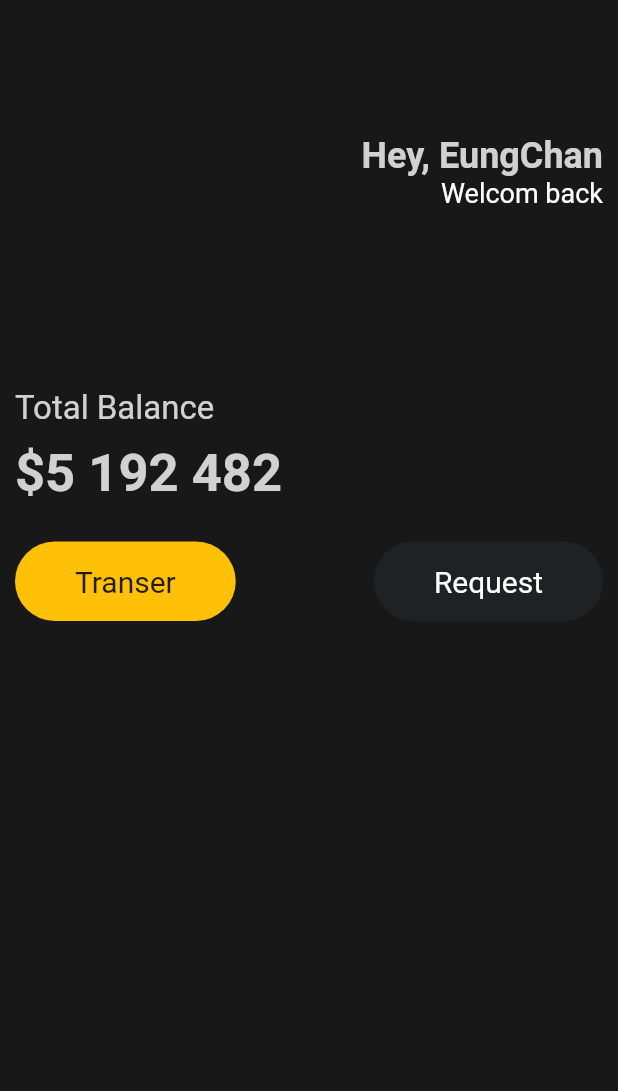
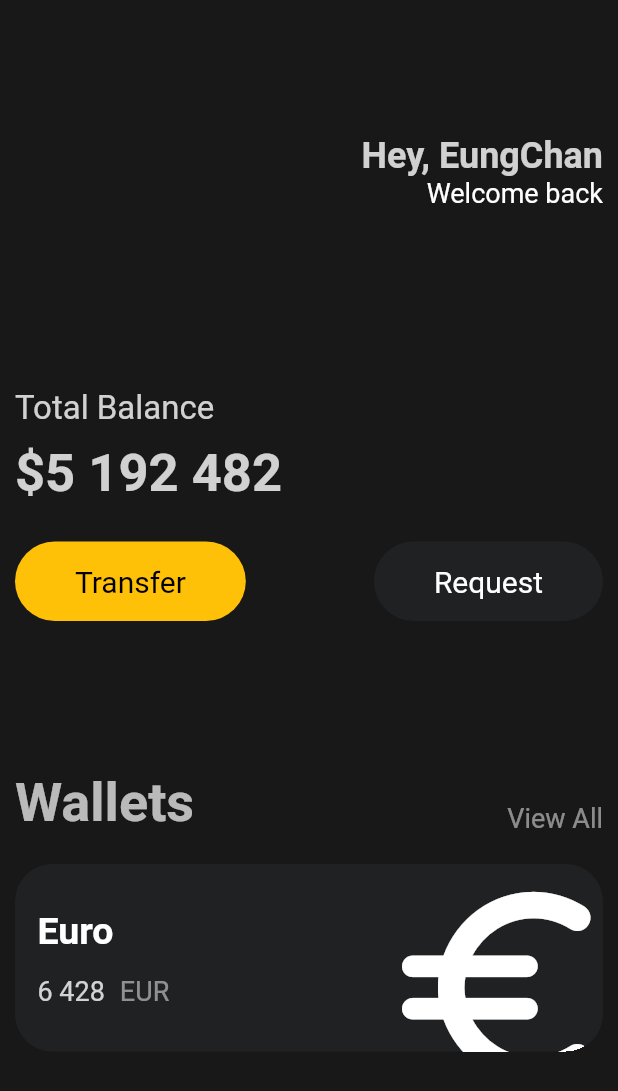
Before and after one commit to yeschan119/mini-projects, a Flutter app: the screen it shows after launch, on a phone screen of 412 x 824 dp. Shown: the top 1091 px of the screen. Run offline on Flutter 3.47's test engine with Material 2 defaults, Android fonts, the light colour scheme and no system bars.

Commit message:
clip, transfor ..

```diff
--- a/banking_app/lib/main.dart
+++ b/banking_app/lib/main.dart
@@ -1,3 +1,4 @@
+import 'package:banking_app/widgets/button.dart';
 import 'package:flutter/material.dart';
 
 void main() {
@@ -35,7 +36,7 @@ class App extends StatelessWidget {
                         ),
                       ),
                       const Text(
-                        'Welcom back',
+                        'Welcome back',
                         style: TextStyle(
                           color: Colors.white,
                           fontSize: 18,
@@ -69,48 +70,114 @@ class App extends StatelessWidget {
               const SizedBox(
                 height: 25,
               ),
-              Row(
+              const Row(
                 mainAxisAlignment: MainAxisAlignment.spaceBetween,
                 children: [
-                  Container(
-                    decoration: BoxDecoration(
-                      color: Colors.amber,
-                      borderRadius: BorderRadius.circular(45),
+                  Button(
+                    text: 'Transfer',
+                    bgColor: Colors.amber,
+                    textColor: Colors.black,
                   ),
-                    child: const Padding(
-                      padding: EdgeInsets.symmetric(
-                        horizontal: 40,
-                        vertical: 15,
+                  Button(
+                    text: 'Request',
+                    bgColor: Color(0xFF1F2123),
+                    textColor: Colors.white,
                   ),
-                      child: Text(
-                        'Transer',
+                ],
+              ),
+              const SizedBox(
+                height: 100,
+              ),
+              Row(
+                crossAxisAlignment: CrossAxisAlignment.end,
+                mainAxisAlignment: MainAxisAlignment.spaceBetween,
+                children: [
+                  Text(
+                    'Wallets',
                     style: TextStyle(
-                          fontSize: 20,
+                      color: Colors.white.withOpacity(0.7),
+                      fontSize: 36,
+                      fontWeight: FontWeight.bold,
                     ),
                   ),
+                  Text(
+                    'View All',
+                    style: TextStyle(
+                      fontSize: 18,
+                      color: Colors.white.withOpacity(0.5),
+                    ),
+                  )
+                ],
+              ),
+              const SizedBox(
+                height: 20,
+              ),
+              Container(
+                clipBehavior: Clip.hardEdge,
+                decoration: BoxDecoration(
+                  color: const Color(0xFF1F2123),
+                  borderRadius: BorderRadius.circular(25),
+                ),
+                child: Padding(
+                  padding: const EdgeInsets.symmetric(
+                    vertical: 20,
+                    horizontal: 15,
+                  ),
+                  child: Row(
+                    mainAxisAlignment: MainAxisAlignment.spaceBetween,
+                    children: [
+                      Column(
+                        crossAxisAlignment: CrossAxisAlignment.start,
+                        children: [
+                          const Text(
+                            'Euro',
+                            style: TextStyle(
+                              color: Colors.white,
+                              fontSize: 25,
+                              fontWeight: FontWeight.bold,
                             ),
                           ),
-                  Container(
-                    decoration: BoxDecoration(
-                      color: const Color(0xFF1F2123),
-                      borderRadius: BorderRadius.circular(45),
+                          const SizedBox(
+                            height: 15,
                           ),
-                    child: const Padding(
-                      padding: EdgeInsets.symmetric(
-                        horizontal: 40,
-                        vertical: 15,
+                          Row(
+                            children: [
+                              Text(
+                                '6 428',
+                                style: TextStyle(
+                                  fontSize: 18,
+                                  color: Colors.white.withOpacity(0.8),
                                 ),
-                      child: Text(
-                        'Request',
+                              ),
+                              const SizedBox(
+                                width: 10,
+                              ),
+                              Text(
+                                'EUR',
                                 style: TextStyle(
-                          fontSize: 20,
+                                  fontSize: 18,
+                                  color: Colors.white.withOpacity(0.5),
+                                ),
+                              ),
+                            ],
+                          ),
+                        ],
+                      ),
+                      Transform.scale(
+                        scale: 2,
+                        child: Transform.translate(
+                          offset: const Offset(-5, 10),
+                          child: const Icon(
+                            Icons.euro_rounded,
                             color: Colors.white,
-                        ),
+                            size: 85,
                           ),
                         ),
                       ),
                     ],
                   ),
+                ),
+              )
             ],
           ),
         ),
--- /dev/null
+++ b/banking_app/lib/widgets/button.dart
@@ -0,0 +1,37 @@
+import 'package:flutter/material.dart';
+
+class Button extends StatelessWidget {
+  final String text;
+  final Color bgColor;
+  final Color textColor;
+
+  const Button({
+    super.key,
+    required this.text,
+    required this.bgColor,
+    required this.textColor,
+  });
+
+  @override
+  Widget build(BuildContext context) {
+    return Container(
+      decoration: BoxDecoration(
+        color: bgColor,
+        borderRadius: BorderRadius.circular(45),
+      ),
+      child: Padding(
+        padding: const EdgeInsets.symmetric(
+          horizontal: 40,
+          vertical: 15,
+        ),
+        child: Text(
+          text,
+          style: TextStyle(
+            fontSize: 20,
+            color: textColor,
+          ),
+        ),
+      ),
+    );
+  }
+}
```
Also changed, not shown: banking_app/lib/widgets/currency_card.dart (added, +75 -0 lines). Lines whose indentation alone changed are shown as unchanged.
